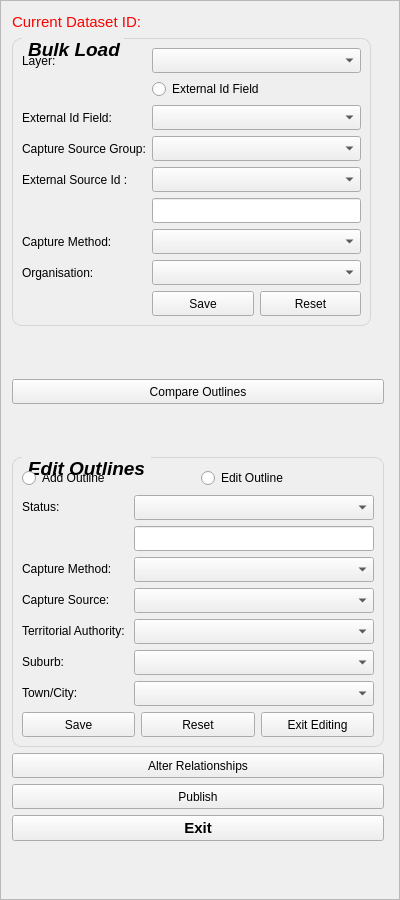
First picture: the form in buildings/gui/bulk_load.ui, repository linz/nz-buildings, before the edit.
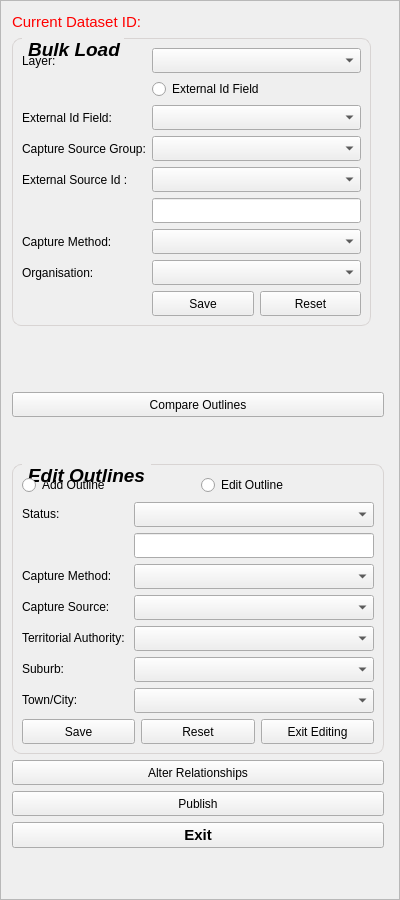
Second picture: the form after the edit. Custom widgets are drawn as their Qt base class.

Commit message: imagery label in bulk load frame

Patch:
```diff
--- a/buildings/gui/bulk_load.ui
+++ b/buildings/gui/bulk_load.ui
@@ -79,7 +79,7 @@
         <x>0</x>
         <y>0</y>
         <width>377</width>
-        <height>930</height>
+        <height>973</height>
        </rect>
       </property>
       <property name="sizePolicy">
@@ -409,6 +409,18 @@
          </property>
         </spacer>
        </item>
+       <item>
+        <widget class="QLabel" name="l_cs_area_title">
+         <property name="font">
+          <font>
+           <kerning>true</kerning>
+          </font>
+         </property>
+         <property name="text">
+          <string/>
+         </property>
+        </widget>
+       </item>
        <item>
         <widget class="QPushButton" name="btn_compare_outlines">
          <property name="sizePolicy">
```
The commit also changes 1 other file.
